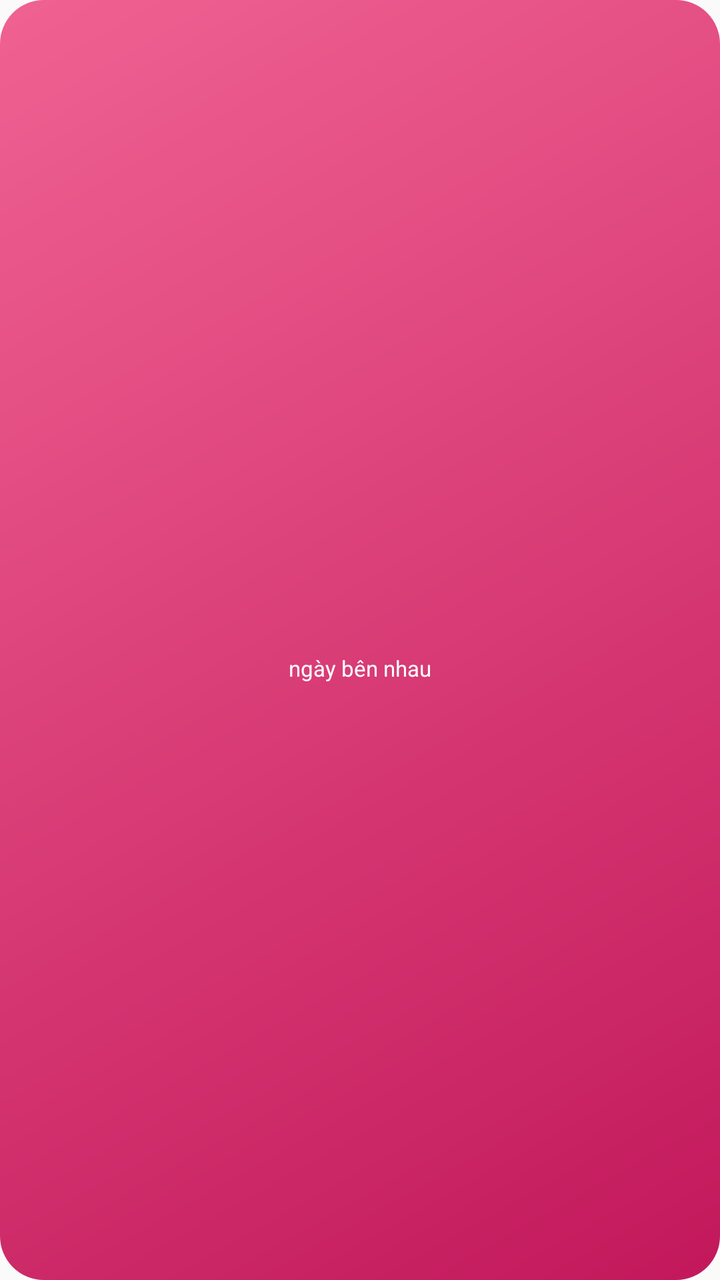
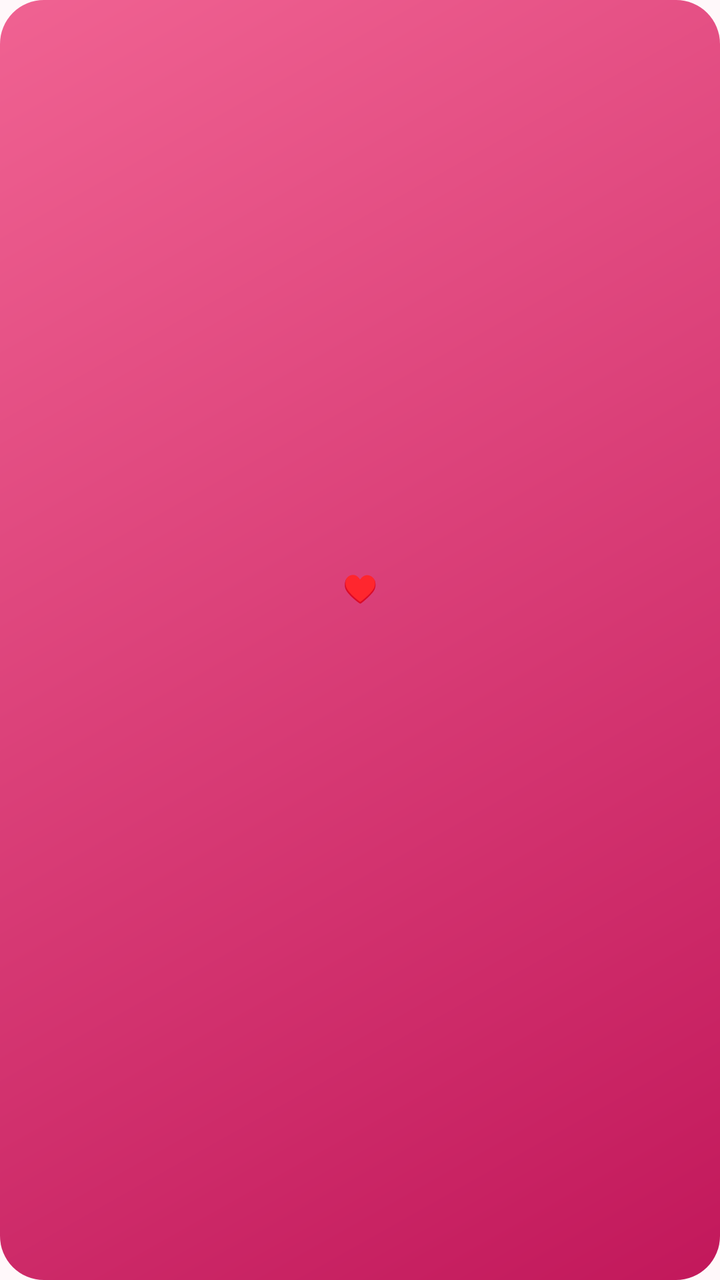

Screens rendered from an Android XML layout before and after an edit, with the pre-edit source and the edit as a unified diff.
<!-- AndroidManifest.xml: application theme AppTheme -->
<!-- res/layout/widget_small.xml -->
<?xml version="1.0" encoding="utf-8"?>
<LinearLayout xmlns:android="http://schemas.android.com/apk/res/android"
    android:id="@+id/w_root" android:layout_width="match_parent" android:layout_height="match_parent"
    android:background="@drawable/widget_bg" android:gravity="center" android:orientation="vertical" android:padding="8dp">
    <TextView android:id="@+id/w_days" android:layout_width="wrap_content" android:layout_height="wrap_content"
        android:textColor="#FFFFFF" android:textSize="32sp" android:textStyle="bold"/>
    <TextView android:layout_width="wrap_content" android:layout_height="wrap_content"
        android:text="@string/days_together" android:textColor="#FFFFFF" android:textSize="11sp"/>
    <TextView android:id="@+id/w_names" android:layout_width="wrap_content" android:layout_height="wrap_content"
        android:ellipsize="end" android:maxLines="1" android:textColor="#FFE4EC" android:textSize="11sp"/>
</LinearLayout>
<!-- resources referenced by this layout -->
<resources>
  <!-- drawable widget_bg (drawable) -->
  <shape xmlns:android="http://schemas.android.com/apk/res/android" android:shape="rectangle">
      <gradient android:angle="315" android:startColor="#F06292" android:endColor="#C2185B"/>
      <corners android:radius="22dp"/>
  </shape>
  <string name="days_together">ngày bên nhau</string>
  <style name="AppTheme" parent="android:Theme.Material.Light.NoActionBar">
          <item name="android:colorAccent">@color/pink</item>
          <item name="android:colorButtonNormal">@color/pink_light</item>
          <item name="android:statusBarColor">@color/pink_dark</item>
      </style>
  <color name="pink">#E91E63</color>
  <color name="pink_light">#F8BBD0</color>
  <color name="pink_dark">#C2185B</color>
</resources>

<!-- the commit's change to res/layout/widget_small.xml (unified diff, before → after) -->
@@ -1,11 +1,17 @@
 <?xml version="1.0" encoding="utf-8"?>
-<LinearLayout xmlns:android="http://schemas.android.com/apk/res/android"
-    android:id="@+id/w_root" android:layout_width="match_parent" android:layout_height="match_parent"
-    android:background="@drawable/widget_bg" android:gravity="center" android:orientation="vertical" android:padding="8dp">
-    <TextView android:id="@+id/w_days" android:layout_width="wrap_content" android:layout_height="wrap_content"
-        android:textColor="#FFFFFF" android:textSize="32sp" android:textStyle="bold"/>
-    <TextView android:layout_width="wrap_content" android:layout_height="wrap_content"
-        android:text="@string/days_together" android:textColor="#FFFFFF" android:textSize="11sp"/>
-    <TextView android:id="@+id/w_names" android:layout_width="wrap_content" android:layout_height="wrap_content"
-        android:ellipsize="end" android:maxLines="1" android:textColor="#FFE4EC" android:textSize="11sp"/>
-</LinearLayout>
+<FrameLayout xmlns:android="http://schemas.android.com/apk/res/android"
+    android:id="@+id/w_root" android:layout_width="match_parent" android:layout_height="match_parent" android:background="@drawable/widget_bg">
+    <ImageView android:id="@+id/w_bg" android:layout_width="match_parent" android:layout_height="match_parent" android:contentDescription="@null" android:scaleType="fitXY"/>
+    <LinearLayout android:layout_width="match_parent" android:layout_height="match_parent" android:gravity="center" android:orientation="vertical" android:padding="8dp">
+        <LinearLayout android:layout_width="wrap_content" android:layout_height="wrap_content" android:gravity="center_vertical" android:orientation="horizontal">
+            <ImageView android:id="@+id/w_av_a" android:layout_width="34dp" android:layout_height="34dp" android:contentDescription="@null"/>
+            <TextView android:layout_width="wrap_content" android:layout_height="wrap_content" android:paddingLeft="6dp" android:paddingRight="6dp"
+                android:text="♥" android:textColor="#FFFFFF" android:textSize="14sp"/>
+            <ImageView android:id="@+id/w_av_b" android:layout_width="34dp" android:layout_height="34dp" android:contentDescription="@null"/>
+        </LinearLayout>
+        <TextView android:id="@+id/w_days" android:layout_width="wrap_content" android:layout_height="wrap_content" android:fontFamily="sans-serif-light" android:includeFontPadding="false"
+            android:shadowColor="#80000000" android:shadowDy="2" android:shadowRadius="6" android:textColor="#FFFFFF" android:textSize="32sp"/>
+        <TextView android:id="@+id/w_label" android:layout_width="wrap_content" android:layout_height="wrap_content" android:ellipsize="end" android:maxLines="1"
+            android:shadowColor="#80000000" android:shadowDy="1" android:shadowRadius="3" android:textColor="#FFFFFF" android:textSize="11sp"/>
+    </LinearLayout>
+</FrameLayout>
<!-- resource entries referenced after the edit -->
@@ -5,14 +5,19 @@
       <gradient android:angle="315" android:startColor="#F06292" android:endColor="#C2185B"/>
       <corners android:radius="22dp"/>
   </shape>
-  <string name="days_together">ngày bên nhau</string>
   <style name="AppTheme" parent="android:Theme.Material.Light.NoActionBar">
-          <item name="android:colorAccent">@color/pink</item>
-          <item name="android:colorButtonNormal">@color/pink_light</item>
-          <item name="android:statusBarColor">@color/pink_dark</item>
+          <item name="android:colorAccent">@color/rose</item>
+          <item name="android:colorPrimary">@color/rose</item>
+          <item name="android:colorControlActivated">@color/rose</item>
+          <item name="android:colorButtonNormal">@color/rose_soft</item>
+          <item name="android:statusBarColor">@color/rose_dark</item>
+          <item name="android:windowBackground">@color/page_bg</item>
+          <item name="android:textColorPrimary">@color/ink</item>
       </style>
-  <color name="pink">#E91E63</color>
-  <color name="pink_light">#F8BBD0</color>
-  <color name="pink_dark">#C2185B</color>
+  <color name="rose">#D81B60</color>
+  <color name="rose_soft">#FCE4EC</color>
+  <color name="rose_dark">#AD1457</color>
+  <color name="page_bg">#FFF8FA</color>
+  <color name="ink">#3B2A32</color>
 </resources>
 
